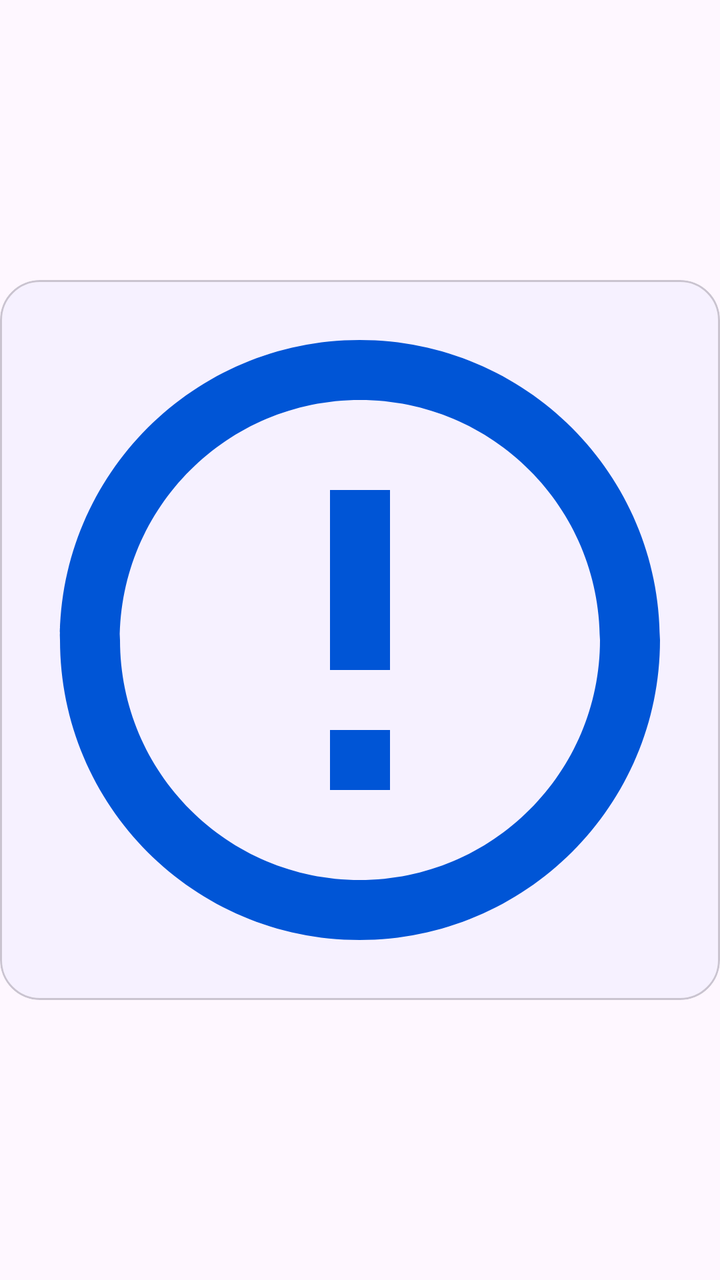
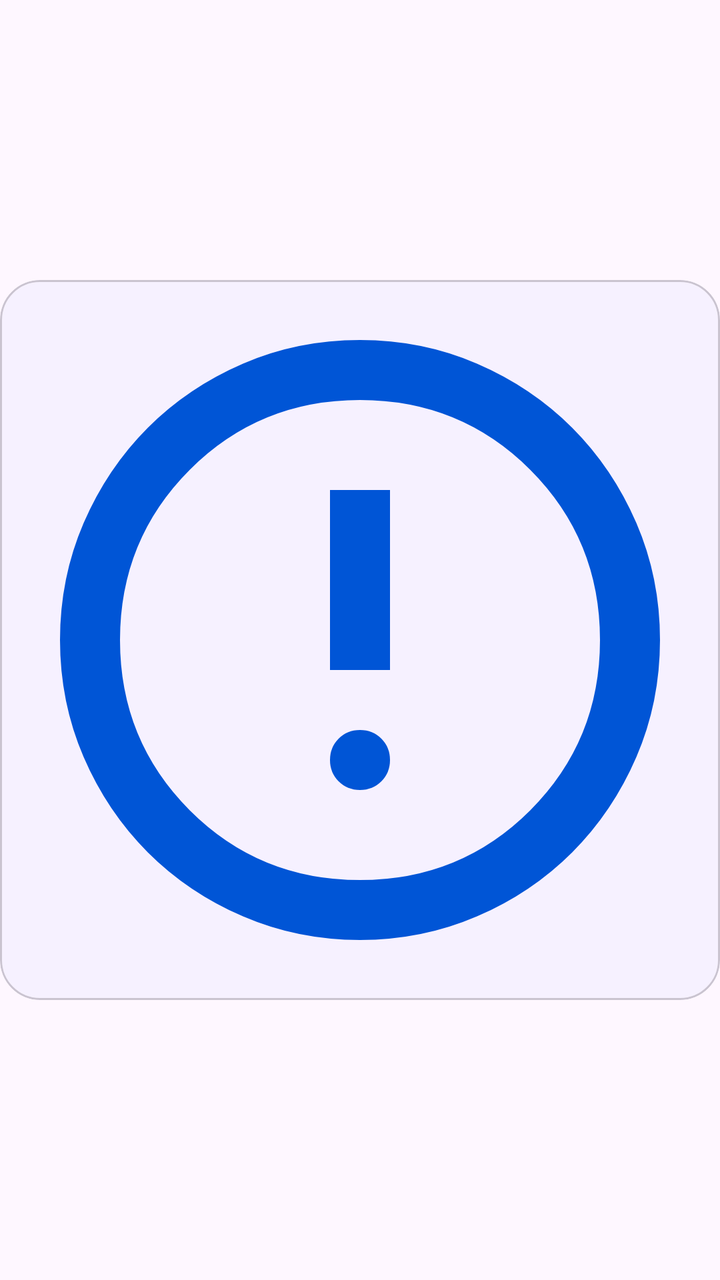

Two renders of the same Android screen: before a commit and after it. Below are the layout's source before the change and the commit's diff.
<!-- AndroidManifest.xml: application theme Theme.ManagerAssistant.Static -->
<!-- res/layout/view_holder_picture.xml -->
<?xml version="1.0" encoding="utf-8"?>
<androidx.constraintlayout.widget.ConstraintLayout xmlns:android="http://schemas.android.com/apk/res/android"
    xmlns:app="http://schemas.android.com/apk/res-auto"
    android:layout_width="match_parent"
    android:layout_height="wrap_content">

    <com.google.android.material.card.MaterialCardView
        android:id="@+id/image_view_container"
        android:layout_width="match_parent"
        android:layout_height="wrap_content"
        android:clickable="true"
        android:focusable="true"
        app:cardBackgroundColor="@color/card_background_color"
        app:cardCornerRadius="20dp"
        app:layout_constraintBottom_toBottomOf="parent"
        app:layout_constraintTop_toTopOf="parent"
        app:strokeWidth="1dp">

        <ImageView
            android:id="@+id/image_view"
            android:layout_width="match_parent"
            android:layout_height="wrap_content"
            android:adjustViewBounds="true"
            android:contentDescription="@string/container_of_account_picture"
            android:src="@drawable/baseline_error_outline_24" />
    </com.google.android.material.card.MaterialCardView>

    <androidx.appcompat.widget.AppCompatCheckedTextView
        android:id="@+id/checked_text"
        android:layout_width="wrap_content"
        android:layout_height="wrap_content"
        android:layout_marginTop="3dp"
        android:layout_marginEnd="3dp"
        android:drawableStart="?android:attr/listChoiceIndicatorMultiple"
        android:visibility="gone"
        app:layout_constraintEnd_toEndOf="parent"
        app:layout_constraintTop_toTopOf="parent" />
</androidx.constraintlayout.widget.ConstraintLayout>
<!-- resources referenced by this layout -->
<resources>
  <!-- drawable baseline_error_outline_24 (drawable) -->
  <vector xmlns:android="http://schemas.android.com/apk/res/android" android:height="24dp" android:tint="?attr/colorPrimary" android:viewportHeight="24" android:viewportWidth="24" android:width="24dp">
        
      <path android:fillColor="@android:color/white" android:pathData="M11,15h2v2h-2zM11,7h2v6h-2zM11.99,2C6.47,2 2,6.48 2,12s4.47,10 9.99,10C17.52,22 22,17.52 22,12S17.52,2 11.99,2zM12,20c-4.42,0 -8,-3.58 -8,-8s3.58,-8 8,-8 8,3.58 8,8 -3.58,8 -8,8z"/>
      
  </vector>
  <string name="container_of_account_picture">流水记录图片</string>
  <style name="Theme.ManagerAssistant.Static" parent="Theme.Material3.Light.NoActionBar">
          
          <item name="colorPrimary">@color/color_primary</item>
          <item name="colorOnPrimary">@color/color_on_primary</item>
          <item name="colorPrimaryContainer">@color/color_primary_container</item>
          
          <item name="colorSecondaryContainer">@color/color_secondary_container</item>
          
          <item name="android:statusBarColor">?attr/colorSurface</item>
          
          <item name="colorSurface">@color/color_surface</item>
          <item name="colorSurfaceContainer">@color/color_surface_container</item>
          <item name="colorSurfaceContainerLow">@color/color_surface_container_low</item>
  
          <item name="toolbarStyle">@style/ToolBarStyle</item>
          <item name="drawableTint">?attr/colorPrimary</item>
          <item name="colorControlActivated">?attr/colorPrimary</item>
          <item name="android:windowLightStatusBar">true</item>
          <item name="android:navigationBarColor">?attr/colorSurface</item>
      </style>
  <color name="color_primary">#0055d6</color>
  <color name="color_on_primary">#ffffff</color>
  <color name="color_primary_container">#d8e1fe</color>
  <color name="color_secondary_container">#e0e1ff</color>
  <color name="color_surface">#faf9ff</color>
  <color name="color_surface_container">#ebedfa</color>
  <color name="color_surface_container_low">#edeffc</color>
  <style name="ToolBarStyle" parent="Widget.Material3.Toolbar">
          <item name="android:backgroundTint">?attr/colorSurface</item>
          <item name="navigationIconTint">?attr/colorPrimary</item>
          <item name="contentInsetStart">10dp</item>
          <item name="titleTextAppearance">?attr/textAppearanceHeadlineSmall</item>
      </style>
</resources>

<!-- the commit's change to res/layout/view_holder_picture.xml (unified diff, before → after) -->
@@ -22,7 +22,7 @@
             android:layout_height="wrap_content"
             android:adjustViewBounds="true"
             android:contentDescription="@string/container_of_account_picture"
-            android:src="@drawable/baseline_error_outline_24" />
+            android:src="@drawable/outline_error_24" />
     </com.google.android.material.card.MaterialCardView>
 
     <androidx.appcompat.widget.AppCompatCheckedTextView
<!-- resource entries referenced after the edit -->
@@ -1,10 +1,10 @@
 <!-- resources referenced by this layout -->
 <resources>
-  <!-- drawable baseline_error_outline_24 (drawable) -->
-  <vector xmlns:android="http://schemas.android.com/apk/res/android" android:height="24dp" android:tint="?attr/colorPrimary" android:viewportHeight="24" android:viewportWidth="24" android:width="24dp">
-        
-      <path android:fillColor="@android:color/white" android:pathData="M11,15h2v2h-2zM11,7h2v6h-2zM11.99,2C6.47,2 2,6.48 2,12s4.47,10 9.99,10C17.52,22 22,17.52 22,12S17.52,2 11.99,2zM12,20c-4.42,0 -8,-3.58 -8,-8s3.58,-8 8,-8 8,3.58 8,8 -3.58,8 -8,8z"/>
-      
+  <!-- drawable outline_error_24 (drawable) -->
+  <vector xmlns:android="http://schemas.android.com/apk/res/android" android:height="24dp" android:tint="?attr/colorPrimary" android:viewportHeight="960" android:viewportWidth="960" android:width="24dp">
+  
+      <path android:fillColor="@android:color/white" android:pathData="M508.5,668.5Q520,657 520,640Q520,623 508.5,611.5Q497,600 480,600Q463,600 451.5,611.5Q440,623 440,640Q440,657 451.5,668.5Q463,680 480,680Q497,680 508.5,668.5ZM440,520L520,520L520,280L440,280L440,520ZM480,880Q397,880 324,848.5Q251,817 197,763Q143,709 111.5,636Q80,563 80,480Q80,397 111.5,324Q143,251 197,197Q251,143 324,111.5Q397,80 480,80Q563,80 636,111.5Q709,143 763,197Q817,251 848.5,324Q880,397 880,480Q880,563 848.5,636Q817,709 763,763Q709,817 636,848.5Q563,880 480,880ZM480,800Q614,800 707,707Q800,614 800,480Q800,346 707,253Q614,160 480,160Q346,160 253,253Q160,346 160,480Q160,614 253,707Q346,800 480,800ZM480,480Q480,480 480,480Q480,480 480,480Q480,480 480,480Q480,480 480,480Q480,480 480,480Q480,480 480,480Q480,480 480,480Q480,480 480,480Z"/>
+  
   </vector>
   <string name="container_of_account_picture">流水记录图片</string>
   <style name="Theme.ManagerAssistant.Static" parent="Theme.Material3.Light.NoActionBar">
@@ -34,11 +34,18 @@
   <color name="color_surface">#faf9ff</color>
   <color name="color_surface_container">#ebedfa</color>
   <color name="color_surface_container_low">#edeffc</color>
-  <style name="ToolBarStyle" parent="Widget.Material3.Toolbar">
+  <style name="ToolBarStyle" parent="Widget.Material3.Toolbar.OnSurface">
           <item name="android:backgroundTint">?attr/colorSurface</item>
           <item name="navigationIconTint">?attr/colorPrimary</item>
+          <item name="navigationIcon">@drawable/outline_arrow_back_ios_new_24</item>
           <item name="contentInsetStart">10dp</item>
           <item name="titleTextAppearance">?attr/textAppearanceHeadlineSmall</item>
       </style>
+  <!-- drawable outline_arrow_back_ios_new_24 (drawable) -->
+  <vector xmlns:android="http://schemas.android.com/apk/res/android" android:height="24dp" android:tint="#000000" android:viewportHeight="960" android:viewportWidth="960" android:width="24dp">
+        
+      <path android:fillColor="@android:color/white" android:pathData="M640,880L240,480L640,80L711,151L382,480L711,809L640,880Z"/>
+      
+  </vector>
 </resources>
 
